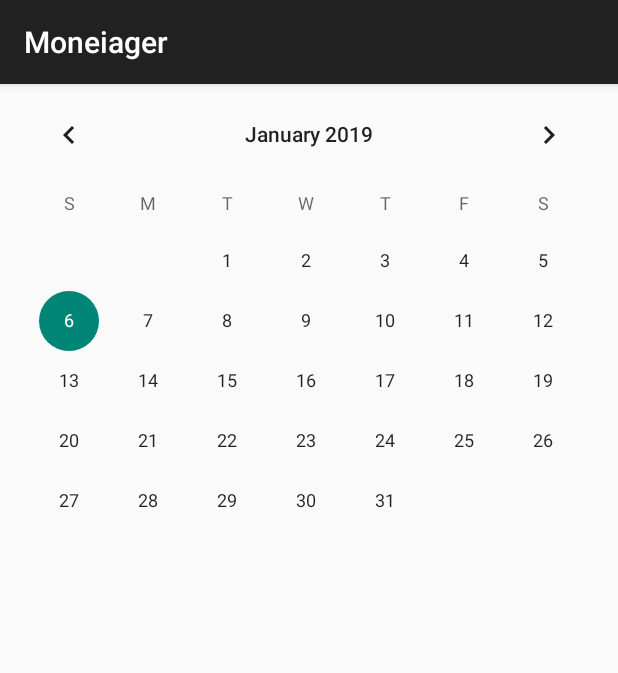
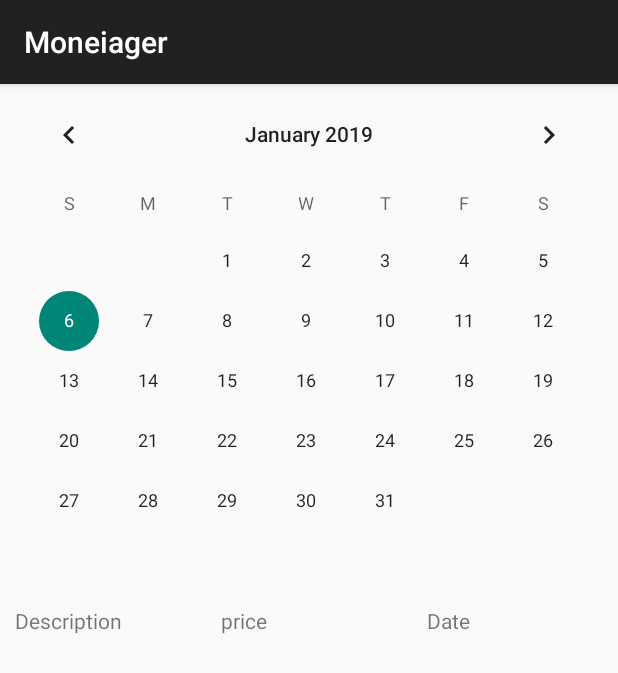
Before and after one commit to sanwaralkmali/Moneiager, an Android app: the History screen opened directly, with no data from a screen before it, on a phone screen of 412 x 824 dp. Shown: the top 673 px of the screen. Run offline under Robolectric (Android 15) with nearby library versions, the phone set to English and light mode, and no system bars.

Commit message:
Finshing EveryThing

```diff
--- a/app/src/main/java/com/example/salah/moneiager/History.java
+++ b/app/src/main/java/com/example/salah/moneiager/History.java
@@ -2,12 +2,94 @@ package com.example.salah.moneiager;
 
 import android.support.v7.app.AppCompatActivity;
 import android.os.Bundle;
+import android.view.LayoutInflater;
+import android.view.View;
+import android.view.ViewGroup;
+import android.widget.BaseAdapter;
+import android.widget.CalendarView;
+import android.widget.ListView;
+import android.widget.TextView;
+import android.widget.Toast;
+import java.util.ArrayList;
+import java.util.List;
 
 public class History extends AppCompatActivity {
+    DataBaseHelper db;
+    CalendarView calendarView;
+    List<historyModel> list = new ArrayList<>();
+    MyCustomerAdaptor myCustomerAdaptor;
 
     @Override
     protected void onCreate(Bundle savedInstanceState) {
         super.onCreate(savedInstanceState);
         setContentView(R.layout.activity_history);
+        db = new DataBaseHelper(this);
+
+        calendarView = (CalendarView) findViewById(R.id.calendarView);
+        calendarView.setOnDateChangeListener(new CalendarView.OnDateChangeListener() {
+            @Override
+            public void onSelectedDayChange(CalendarView view, int year, int month, int dayOfMonth) {
+                Toast.makeText(getApplicationContext(),year+"/"+(month+1)+"/"+dayOfMonth,Toast.LENGTH_SHORT).show();
+                try {
+                    list = db.getAllNotes(year+"/"+(month+1)+"/"+dayOfMonth);
+                }catch (NullPointerException e){
+
+                }
+            }
+        });
+
+        try {
+            list = db.getAllNotes();
+        }catch (NullPointerException e){
+
+        }
+        ListView lvList = (ListView) findViewById(R.id.historyList);
+
+        myCustomerAdaptor = new MyCustomerAdaptor();
+
+        lvList.setAdapter(myCustomerAdaptor);
+
+    }
+
+    public class MyCustomerAdaptor extends BaseAdapter {
+
+
+        @Override
+        public int getCount() {
+            return list.size();
+
+        }
+
+        @Override
+        public String getItem(int postion) {
+            return null;
+        }
+
+        @Override
+        public long getItemId(int postion) {
+            return postion;
+        }
+
+        @Override
+        public View getView(int position, View convertView, ViewGroup parent) {
+
+            LayoutInflater mInflater = getLayoutInflater();
+
+            View view = mInflater.inflate(R.layout.listview_history, null);
+
+            historyModel s = list.get(position);
+
+            TextView txDate = (TextView) view.findViewById(R.id.Date);
+            TextView txDescription = (TextView) view.findViewById(R.id.Description);
+            TextView txPrice = (TextView) view.findViewById(R.id.Price);
+            txDate.setText(s.getTimestamp());
+            txDescription.setText(s.getdescription());
+            txPrice.setText(String.valueOf(s.getPrice()));
+
+            return view;
+
+        }
+
+
     }
 }
--- a/app/src/main/res/layout/activity_history.xml
+++ b/app/src/main/res/layout/activity_history.xml
@@ -1,17 +1,18 @@
 <?xml version="1.0" encoding="utf-8"?>
-<ScrollView xmlns:android="http://schemas.android.com/apk/res/android"
+<RelativeLayout xmlns:android="http://schemas.android.com/apk/res/android"
     xmlns:app="http://schemas.android.com/apk/res-auto"
     xmlns:tools="http://schemas.android.com/tools"
     android:layout_width="match_parent"
     android:layout_height="match_parent"
-    android:orientation="vertical"
     tools:context=".History">
 
 
     <LinearLayout
         android:layout_width="match_parent"
         android:layout_height="wrap_content"
-            android:orientation="vertical" >
+        android:orientation="vertical"
+        tools:ignore="UselessParent">
+
 
         <CalendarView
             android:id="@+id/calendarView"
@@ -20,14 +21,47 @@
 
             />
 
+        <LinearLayout
+            android:layout_width="match_parent"
+            android:layout_height="wrap_content"
+            android:orientation="horizontal">
+
+            <TextView
+                android:id="@+id/Description"
+                android:layout_width="0dp"
+                android:layout_height="wrap_content"
+                android:layout_weight=".333"
+                android:padding="10dp"
+                android:text="@string/description"
+                />
+
+            <TextView
+                android:id="@+id/Price"
+                android:layout_width="0dp"
+                android:layout_height="wrap_content"
+                android:layout_weight=".333"
+                android:padding="10dp"
+                android:text="@string/price"
+              />
+
+            <TextView
+                android:id="@+id/Date"
+                android:layout_width="0dp"
+                android:layout_height="wrap_content"
+                android:layout_weight=".333"
+                android:padding="10dp"
+                android:text="@string/date"
+                />
+
+        </LinearLayout>
+
         <ListView
-                android:layout_marginTop="30sp"
+
             android:id="@+id/historyList"
             android:layout_width="match_parent"
             android:layout_height="wrap_content" />
 
 
-
     </LinearLayout>
 
-</ScrollView>
+</RelativeLayout>
--- a/app/src/main/res/layout/activity_main.xml
+++ b/app/src/main/res/layout/activity_main.xml
@@ -211,7 +211,8 @@
             android:layout_height="wrap_content"
             android:layout_margin="0dp"
             android:layout_weight="0"
-            android:text="cur" />
+            android:text="cur"
+            android:onClick="clearHistory"/>
 
     </LinearLayout>
 
--- a/app/src/main/res/values/strings.xml
+++ b/app/src/main/res/values/strings.xml
@@ -1,4 +1,11 @@
 <resources>
     <string name="app_name">Moneiager</string>
     <string name="title_activity_on_start">OnStartActivity</string>
+    <string name="textview">TextView</string>
+    <string name="description">Description</string>
+    <string name="price">price</string>
+    <string name="button">Button</string>
+    <string name="add">Add</string>
+    <string name="new_item">New Item</string>
+    <string name="date">Date</string>
 </resources>
```
Also changed, not shown: app/src/main/java/com/example/salah/moneiager/ContinueActivity.java (+10 -10 lines), app/src/main/java/com/example/salah/moneiager/DataBaseHelper.java (+37 -6 lines), app/src/main/java/com/example/salah/moneiager/MainActivity.java (+61 -17 lines), app/src/main/java/com/example/salah/moneiager/historyModel.java (+13 -18 lines), app/src/main/res/layout-v26/layout_insert_item.xml (added, +74 -0 lines), app/src/main/res/layout/layout_insert_item.xml (added, +60 -0 lines), app/src/main/res/layout/listview_history.xml (+14 -15 lines), 2 other files. Lines whose indentation alone changed are shown as unchanged.
